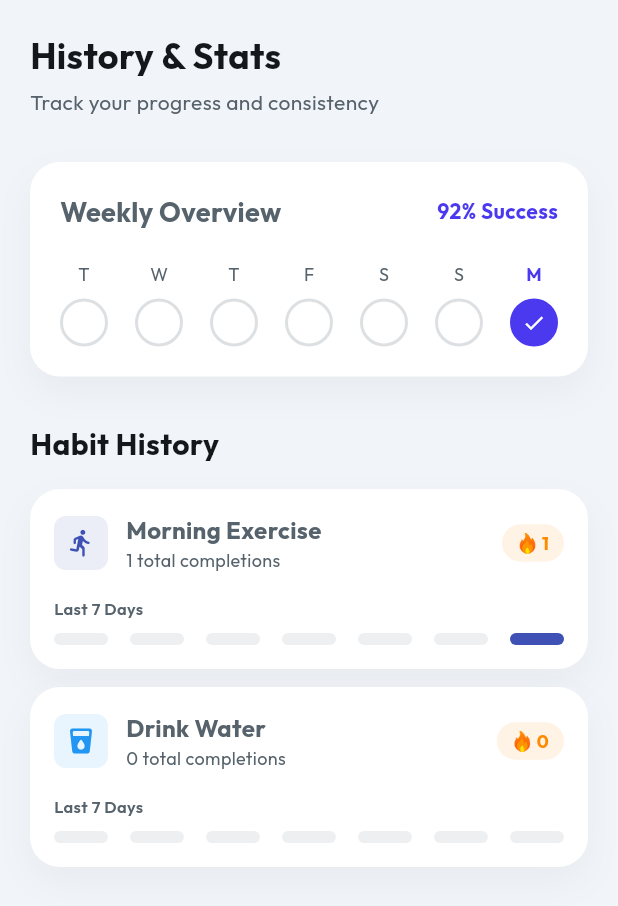
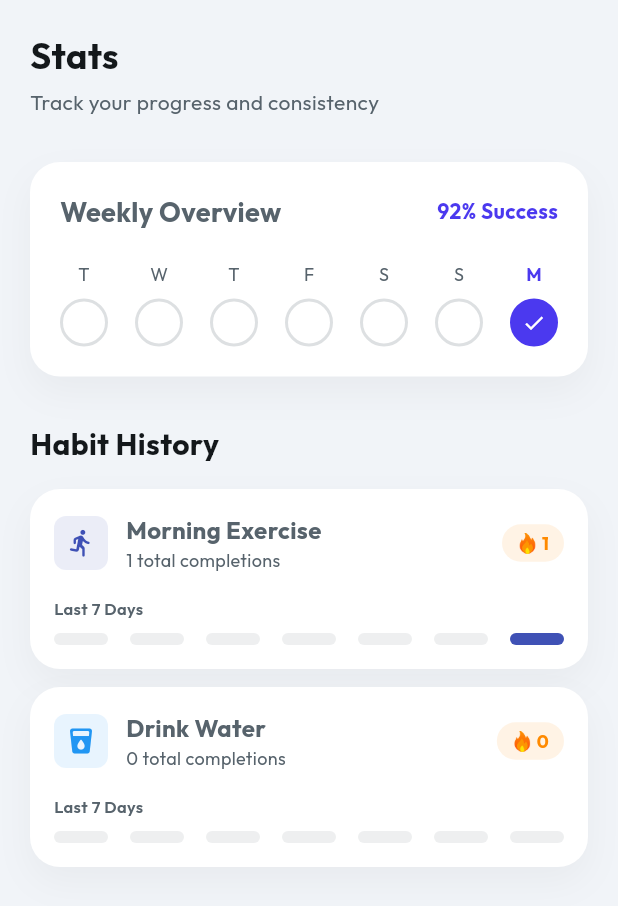
Before and after one commit to SurajChaurasia84/Level-Up, a Flutter app: the StatsScreen screen opened directly, on a phone screen of 412 x 824 dp. Shown: the top 906 px of the screen. Run offline on Flutter 3.47's test engine with Material 3 defaults, Android fonts, the phone set to English and light mode, and no system bars; our stand-ins replace google_fonts, image_cropper, image_picker, shared_preferences; accounts and stored records are empty.

Commit message:
feat: enhance Stats screen with updated analytics and data display

```diff
--- a/lib/screens/stats_screen.dart
+++ b/lib/screens/stats_screen.dart
@@ -46,7 +46,7 @@ class StatsScreen extends StatelessWidget {
       crossAxisAlignment: CrossAxisAlignment.start,
       children: [
         const Text(
-          "History & Stats",
+          "Stats",
           style: TextStyle(fontSize: 24, fontWeight: FontWeight.bold, color: Color(0xFF14181B)),
         ),
         const SizedBox(height: 4),
```
